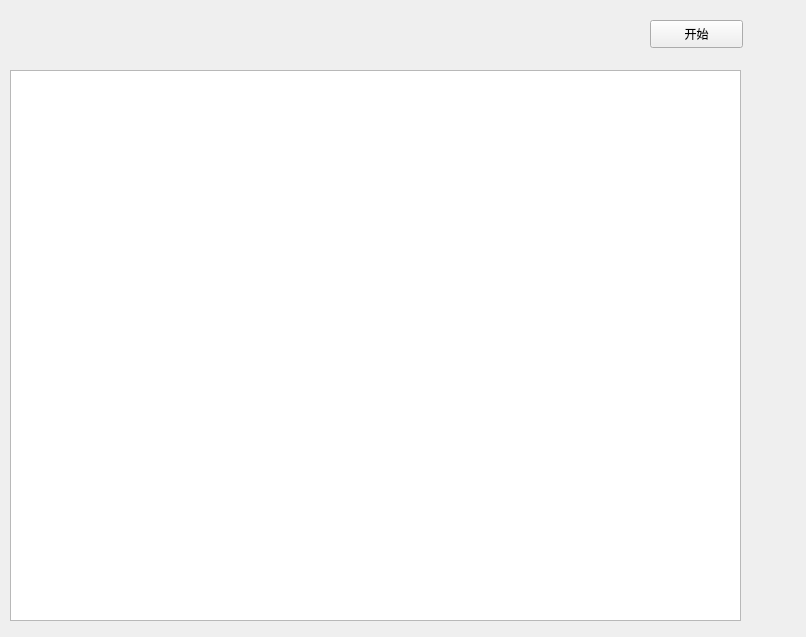
The window that ui/gradingPaperWondow.ui (wxbj/openCV-Automatic-Grading-System) describes before a commit, drawn with Qt 5.
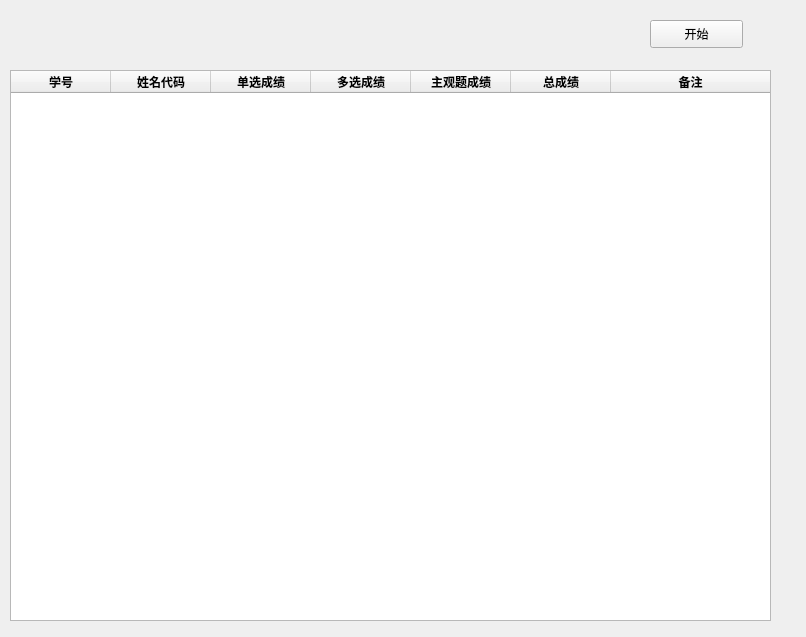
The same window after the commit.

What changed in the file:
```diff
--- a/ui/gradingPaperWondow.ui
+++ b/ui/gradingPaperWondow.ui
@@ -19,7 +19,7 @@
      <rect>
       <x>10</x>
       <y>70</y>
-      <width>731</width>
+      <width>761</width>
       <height>551</height>
      </rect>
     </property>
@@ -36,7 +36,7 @@
      <bool>false</bool>
     </property>
     <attribute name="horizontalHeaderVisible">
-     <bool>false</bool>
+     <bool>true</bool>
     </attribute>
     <attribute name="horizontalHeaderCascadingSectionResizes">
      <bool>false</bool>
```
Left out of the diff: 3 changed lines with no effect on the pictures.
